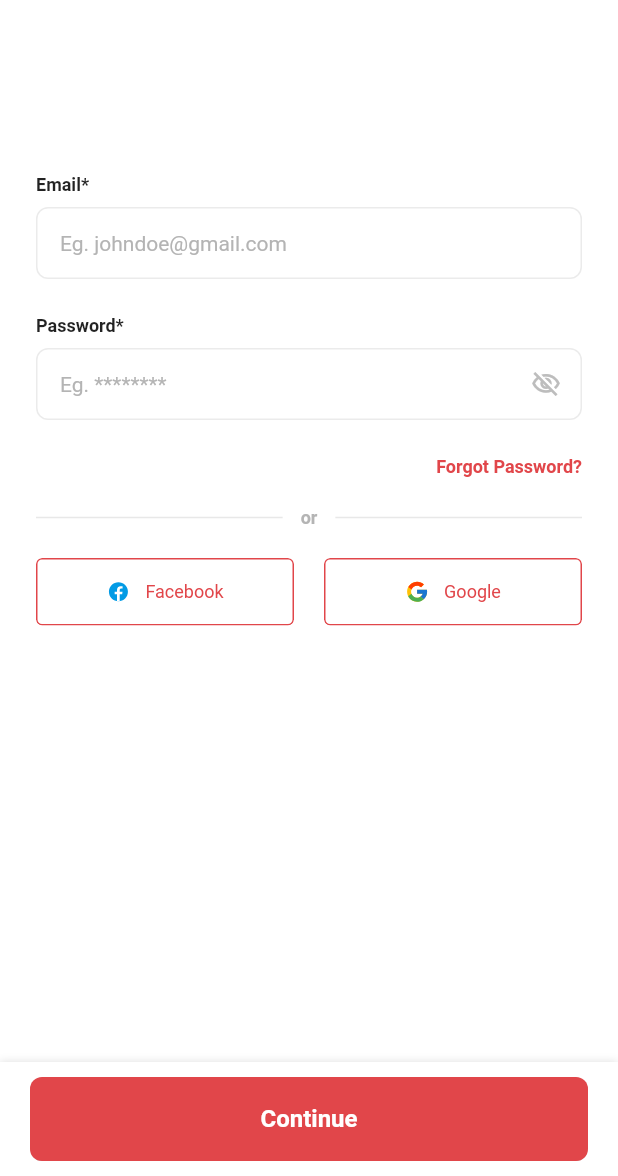
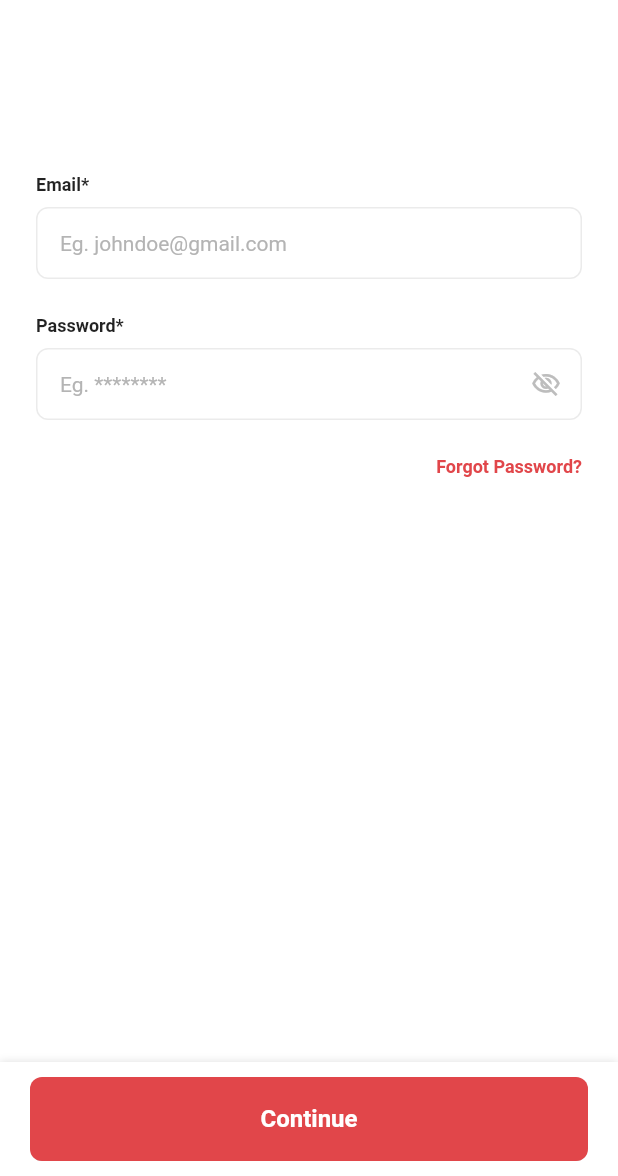
Before and after one commit to KreasiKaryaKita/Maiden-employer-mobileapps, a Flutter app: the screen it shows after launch, after a tap on "Log In", on a phone screen of 412 x 824 dp, the part 60-1236 px from its top. Run offline on Flutter 3.47's test engine with Material 2 defaults, Android fonts, the phone set to English and light mode, and no system bars; our stand-ins replace cached_network_image, dio, expandable, flutter_dotenv, flutter_rating_bar, flutter_secure_storage and 4 more; Roboto replaces fonts that are missing (SF-Pro).

Commit message:
-hide button sso

```diff
--- a/lib/app/modules/account/authentication/login/views/login_view.dart
+++ b/lib/app/modules/account/authentication/login/views/login_view.dart
@@ -5,7 +5,6 @@ import 'package:get/get.dart';
 import 'package:maiden_employer/app/config/constants/app_constant.dart';
 import 'package:maiden_employer/app/config/themes/app_colors.dart';
 import 'package:maiden_employer/app/shared/widgets/buttons/button_fill.dart';
-import 'package:maiden_employer/app/shared/widgets/buttons/button_outline.dart';
 import 'package:maiden_employer/app/shared/widgets/buttons/button_text.dart';
 import 'package:maiden_employer/app/shared/widgets/text_field/default_input_text_field.dart';
 
@@ -16,7 +15,6 @@ class LoginView extends GetView<LoginController> {
   @override
   Widget build(BuildContext context) {
     return Scaffold(
-      resizeToAvoidBottomInset: false,
       appBar: AppBar(
         centerTitle: true,
         title: Text(
@@ -120,85 +118,85 @@ class LoginView extends GetView<LoginController> {
                         ),
                       )
                     ],
-                  ),
-                  Row(
-                    children: [
-                      Expanded(
-                        child: Divider(
-                          height: 1,
-                          thickness: 1,
-                          color: Color(0xFFE8E8E8),
-                        ),
-                      ),
-                      Padding(
-                        padding: const EdgeInsets.symmetric(horizontal: 12),
-                        child: Text(
-                          'or'.tr,
-                          style: TextStyle(
-                            fontWeight: FontWeight.w700,
-                            fontSize: 12,
-                            color: Color(0xFFB4B4B4),
-                          ),
-                        ),
-                      ),
-                      Expanded(
-                        child: Divider(
-                          height: 1,
-                          thickness: 1,
-                          color: Color(0xFFE8E8E8),
-                        ),
-                      ),
-                    ],
-                  ).marginSymmetric(vertical: 20),
-                  Row(
-                    children: [
-                      Expanded(
-                        child: ButtonOutline(
-                          radius: 4,
-                          backgroundColor: Color(0xFFE1464A),
-                          onPressed: controller.onFacebookPressed,
-                          text: Row(
-                            mainAxisAlignment: MainAxisAlignment.center,
-                            children: [
-                              SvgPicture.asset('assets/images/icon-facebook.svg'),
-                              SizedBox(width: 10),
-                              Text(
-                                'Facebook',
-                                style: TextStyle(
-                                  color: Color(0xFFE1464A),
-                                  fontWeight: FontWeight.w400,
-                                  fontSize: 12,
-                                ),
-                              )
-                            ],
-                          ),
-                        ),
-                      ),
-                      SizedBox(width: 20),
-                      Expanded(
-                        child: ButtonOutline(
-                          radius: 4,
-                          backgroundColor: Color(0xFFE1464A),
-                          onPressed: controller.onGooglePressed,
-                          text: Row(
-                            mainAxisAlignment: MainAxisAlignment.center,
-                            children: [
-                              SvgPicture.asset('assets/images/icon-google.svg'),
-                              SizedBox(width: 10),
-                              Text(
-                                'Google',
-                                style: TextStyle(
-                                  color: Color(0xFFE1464A),
-                                  fontWeight: FontWeight.w400,
-                                  fontSize: 12,
-                                ),
-                              )
-                            ],
-                          ),
-                        ),
-                      ),
-                    ],
-                  ),
+                  ).marginOnly(bottom: 50),
+                  // Row(
+                  //   children: [
+                  //     Expanded(
+                  //       child: Divider(
+                  //         height: 1,
+                  //         thickness: 1,
+                  //         color: Color(0xFFE8E8E8),
+                  //       ),
+                  //     ),
+                  //     Padding(
+                  //       padding: const EdgeInsets.symmetric(horizontal: 12),
+                  //       child: Text(
+                  //         'or'.tr,
+                  //         style: TextStyle(
+                  //           fontWeight: FontWeight.w700,
+                  //           fontSize: 12,
+                  //           color: Color(0xFFB4B4B4),
+                  //         ),
+                  //       ),
+                  //     ),
+                  //     Expanded(
+                  //       child: Divider(
+                  //         height: 1,
+                  //         thickness: 1,
+                  //         color: Color(0xFFE8E8E8),
+                  //       ),
+                  //     ),
+                  //   ],
+                  // ).marginSymmetric(vertical: 20),
+                  // Row(
+                  //   children: [
+                  //     Expanded(
+                  //       child: ButtonOutline(
+                  //         radius: 4,
+                  //         backgroundColor: Color(0xFFE1464A),
+                  //         onPressed: controller.onFacebookPressed,
+                  //         text: Row(
+                  //           mainAxisAlignment: MainAxisAlignment.center,
+                  //           children: [
+                  //             SvgPicture.asset('assets/images/icon-facebook.svg'),
+                  //             SizedBox(width: 10),
+                  //             Text(
+                  //               'Facebook',
+                  //               style: TextStyle(
+                  //                 color: Color(0xFFE1464A),
+                  //                 fontWeight: FontWeight.w400,
+                  //                 fontSize: 12,
+                  //               ),
+                  //             )
+                  //           ],
+                  //         ),
+                  //       ),
+                  //     ),
+                  //     SizedBox(width: 20),
+                  //     Expanded(
+                  //       child: ButtonOutline(
+                  //         radius: 4,
+                  //         backgroundColor: Color(0xFFE1464A),
+                  //         onPressed: controller.onGooglePressed,
+                  //         text: Row(
+                  //           mainAxisAlignment: MainAxisAlignment.center,
+                  //           children: [
+                  //             SvgPicture.asset('assets/images/icon-google.svg'),
+                  //             SizedBox(width: 10),
+                  //             Text(
+                  //               'Google',
+                  //               style: TextStyle(
+                  //                 color: Color(0xFFE1464A),
+                  //                 fontWeight: FontWeight.w400,
+                  //                 fontSize: 12,
+                  //               ),
+                  //             )
+                  //           ],
+                  //         ),
+                  //       ),
+                  //     ),
+                  //   ],
+                  // ),
                 ],
               ),
             ),
```
